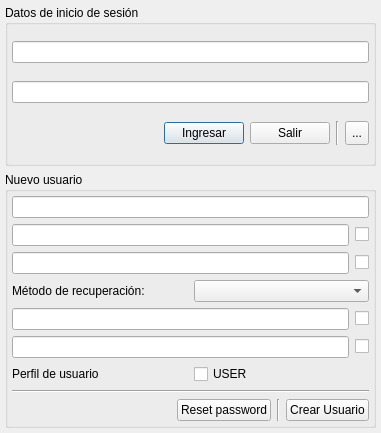
First picture: the form in logindialog.ui, repository lincolningaroca/xxxApp, before the edit.
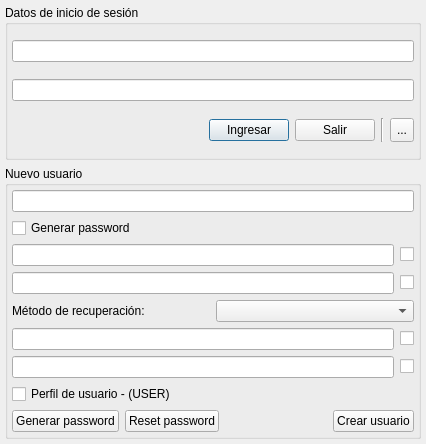
Second picture: the form after the edit. Icons and pictures are not drawn.

The edit to the form file:
```diff
--- a/logindialog.ui
+++ b/logindialog.ui
@@ -6,8 +6,8 @@
    <rect>
     <x>0</x>
     <y>0</y>
-    <width>381</width>
-    <height>433</height>
+    <width>426</width>
+    <height>444</height>
    </rect>
   </property>
   <property name="windowTitle">
@@ -134,9 +134,6 @@
          <string>Nuevo usuario</string>
         </property>
         <layout class="QVBoxLayout" name="verticalLayout_2">
-         <property name="spacing">
-          <number>6</number>
-         </property>
          <property name="leftMargin">
           <number>4</number>
          </property>
@@ -152,6 +149,13 @@
          <item>
           <widget class="QLineEdit" name="txtNewUser"/>
          </item>
+         <item>
+          <widget class="QCheckBox" name="chkGenPassword">
+           <property name="text">
+            <string>Generar password</string>
+           </property>
+          </widget>
+         </item>
          <item>
           <layout class="QHBoxLayout" name="horizontalLayout_8">
            <item>
@@ -176,7 +180,11 @@
          <item>
           <layout class="QHBoxLayout" name="horizontalLayout_7">
            <item>
-            <widget class="QLineEdit" name="txtRePassword"/>
+            <widget class="QLineEdit" name="txtRePassword">
+             <property name="placeholderText">
+              <string/>
+             </property>
+            </widget>
            </item>
            <item>
             <widget class="QCheckBox" name="checkBox_3">
@@ -252,20 +260,13 @@
          </item>
          <item>
           <layout class="QHBoxLayout" name="horizontalLayout_4">
-           <item>
-            <widget class="QLabel" name="label_2">
-             <property name="text">
-              <string>Perfil de usuario</string>
-             </property>
-            </widget>
-           </item>
            <item>
             <widget class="QCheckBox" name="checkBox">
              <property name="layoutDirection">
               <enum>Qt::LeftToRight</enum>
              </property>
              <property name="text">
-              <string>USER</string>
+              <string>Perfil de usuario - (USER)</string>
              </property>
             </widget>
            </item>
@@ -273,15 +274,28 @@
          </item>
          <item>
           <layout class="QVBoxLayout" name="verticalLayout">
-           <item>
-            <widget class="Line" name="line_3">
-             <property name="orientation">
-              <enum>Qt::Horizontal</enum>
-             </property>
-            </widget>
-           </item>
            <item>
             <layout class="QHBoxLayout" name="horizontalLayout_2">
+             <item>
+              <widget class="QPushButton" name="btnGenPassword">
+               <property name="text">
+                <string>Generar password</string>
+               </property>
+              </widget>
+             </item>
+             <item>
+              <widget class="QPushButton" name="btnResetPassword">
+               <property name="toolTip">
+                <string>(Ctrl +Shift + P)</string>
+               </property>
+               <property name="text">
+                <string>Reset password</string>
+               </property>
+               <property name="shortcut">
+                <string>Ctrl+Shift+P</string>
+               </property>
+              </widget>
+             </item>
              <item>
               <spacer name="horizontalSpacer_2">
                <property name="orientation">
@@ -295,30 +309,10 @@
                </property>
               </spacer>
              </item>
-             <item>
-              <widget class="QPushButton" name="btnResetPassword">
-               <property name="toolTip">
-                <string>(Ctrl +Shift + P)</string>
-               </property>
-               <property name="text">
-                <string>Reset password</string>
-               </property>
-               <property name="shortcut">
-                <string>Ctrl+Shift+P</string>
-               </property>
-              </widget>
-             </item>
-             <item>
-              <widget class="Line" name="line_4">
-               <property name="orientation">
-                <enum>Qt::Vertical</enum>
-               </property>
-              </widget>
-             </item>
              <item>
               <widget class="QPushButton" name="btnCreateUser">
                <property name="text">
-                <string>Crear Usuario</string>
+                <string>Crear usuario</string>
                </property>
               </widget>
              </item>
```
